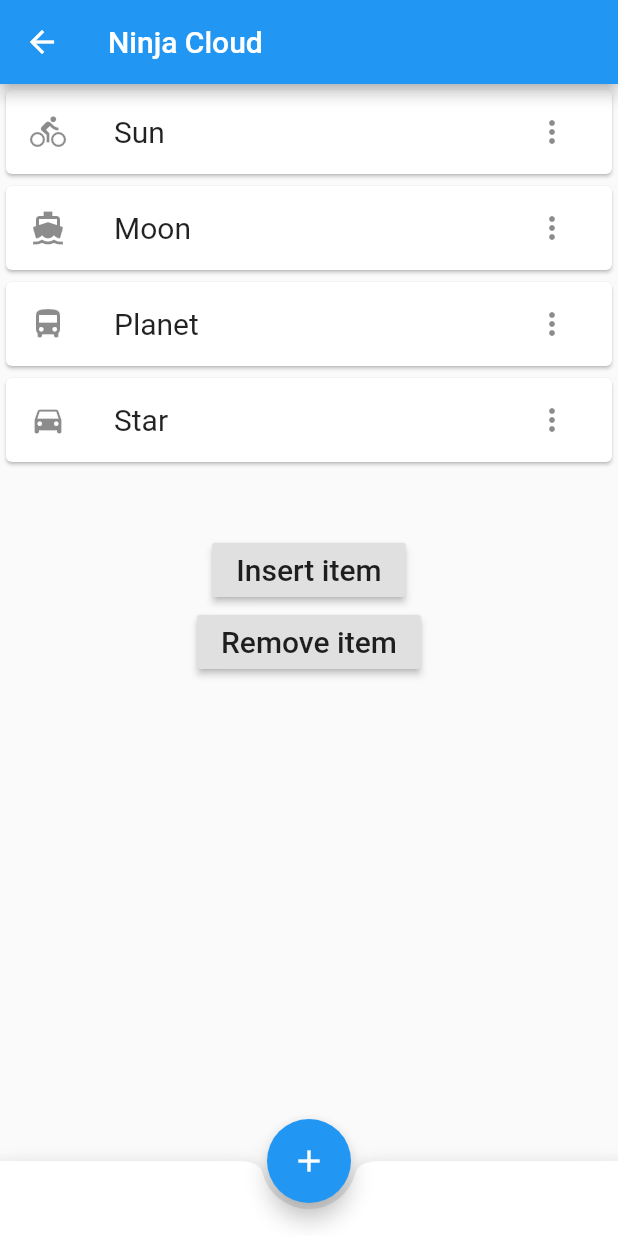
After one commit to shubham8550/NinjaCloud-Client-Flutter, a Flutter app: the home_page screen opened directly, after a tap on "Insert item", after a tap on "Remove item", on a phone screen of 412 x 824 dp. The commit adds this screen. Run offline on Flutter 3.47's test engine with Material 2 defaults, Android fonts, the phone set to English and light mode, and no system bars; our stand-ins replace fluttertoast, rxdart, slider_button.

Commit message:
added  listview gui
[working gui added for home ]

```diff
--- /dev/null
+++ b/lib/screen/home.dart
@@ -0,0 +1,194 @@
+// Flutter code sample for Scaffold
+
+// This example shows a [Scaffold] with an [AppBar], a [BottomAppBar] and a
+// [FloatingActionButton]. The [body] is a [Text] placed in a [Center] in order
+// to center the text within the [Scaffold]. The [FloatingActionButton] is
+// centered and docked within the [BottomAppBar] using
+// [FloatingActionButtonLocation.centerDocked]. The [FloatingActionButton] is
+// connected to a callback that increments a counter.
+//
+// ![](https://flutter.github.io/assets-for-api-docs/assets/material/scaffold_bottom_app_bar.png)
+
+import 'package:flutter/material.dart';
+import 'package:ninjacloud/src/Manager.dart';
+
+
+
+class home_page extends StatefulWidget {
+  home_page({Key key}) : super(key: key);
+
+  @override
+  _MyStatefulWidgetState createState() => _MyStatefulWidgetState();
+}
+
+class _MyStatefulWidgetState extends State<home_page> {
+  int _count = 0;
+
+  Widget build(BuildContext context) {
+    return Scaffold(
+      appBar: AppBar(
+        title: Text('Ninja Cloud'),
+      ),
+      body: file_list(_count),
+
+      bottomNavigationBar: BottomAppBar(
+        shape: const CircularNotchedRectangle(),
+        child: Container(
+          height: 50.0,
+        ),
+      ),
+      floatingActionButton: FloatingActionButton(
+        onPressed: () => setState(() {
+          _count++;
+        }),
+        tooltip: 'Increment Counter',
+        child: Icon(Icons.add),
+      ),
+      floatingActionButtonLocation: FloatingActionButtonLocation.centerDocked,
+    );
+  }
+
+  Widget file_list(int _count){
+   // return Text('You have pressed the button $_count times.');
+    return listbody();
+  }
+
+
+
+
+
+
+}
+
+
+
+
+
+
+
+
+
+class listbody extends StatefulWidget{
+  @override
+  State<StatefulWidget> createState() {
+    // TODO: implement createState
+    return BodyLayoutState();
+  }
+
+}
+
+
+
+
+
+
+ class BodyLayoutState extends State<listbody> {
+
+      // The GlobalKey keeps track of the visible state of the list items
+      // while they are being animated.
+      final GlobalKey<AnimatedListState> _listKey = GlobalKey();
+
+      // backing data
+      List<String> _data = ['Sun', 'Moon', 'Star'];
+
+      final icons = [Icons.directions_bike, Icons.directions_boat,
+        Icons.directions_bus, Icons.directions_car, Icons.directions_railway,
+        Icons.directions_run, Icons.directions_subway, Icons.directions_transit,
+        Icons.directions_walk];
+
+      @override
+      Widget build(BuildContext context) {
+        return Column(
+          children: <Widget>[
+            SizedBox(
+              height: 300,
+              child: AnimatedList(
+                // Give the Animated list the global key
+                key: _listKey,
+                initialItemCount: _data.length,
+                // Similar to ListView itemBuilder, but AnimatedList has
+                // an additional animation parameter.
+                itemBuilder: (context, index, animation) {
+                  // Breaking the row widget out as a method so that we can
+                  // share it with the _removeSingleItem() method.
+                  return _buildItem(_data[index], animation,index);
+                },
+              ),
+            ),
+            RaisedButton(
+              child: Text('Insert item', style: TextStyle(fontSize: 20)),
+              onPressed: () {
+                _insertSingleItem();
+              },
+            ),
+            RaisedButton(
+              child: Text('Remove item', style: TextStyle(fontSize: 20)),
+              onPressed: () {
+                _removeSingleItem();
+              },
+            )
+          ],
+        );
+      }
+
+      // This is the animated row with the Card.
+      Widget _buildItem(String item, Animation animation,int index) {
+        return SizeTransition(
+          sizeFactor: animation,
+          child: Card(
+            child: ListTile(
+              trailing: menu_items(index),
+              leading: Icon(icons[index]),
+              title: Text(
+                item,
+                style: TextStyle(fontSize: 20),
+              ),
+            ),
+          ),
+        );
+      }
+
+     Widget menu_items(int index){
+        return PopupMenuButton<int>(
+          onSelected: (val){
+              toast('button ${val} selected of number ${index}');
+          },
+          itemBuilder: (context) => [
+                PopupMenuItem(
+                  value: 1,
+                  child: Text("Download"),
+                ),
+                PopupMenuItem(
+                  value: 2,
+                  child: Text("Share"),
+                ),
+                PopupMenuItem(
+                  value: 3,
+                  child: Text("Delete"),
+                ),
+              ],
+        );
+      }
+      void _insertSingleItem() {
+        String newItem = "Planet";
+        // Arbitrary location for demonstration purposes
+        int insertIndex = 2;
+        // Add the item to the data list.
+        _data.insert(insertIndex, newItem);
+        // Add the item visually to the AnimatedList.
+        _listKey.currentState.insertItem(insertIndex);
+      }
+
+      void _removeSingleItem() {
+        int removeIndex = 2;
+        // Remove item from data list but keep copy to give to the animation.
+        String removedItem = _data.removeAt(removeIndex);
+        // This builder is just for showing the row while it is still
+        // animating away. The item is already gone from the data list.
+        AnimatedListRemovedItemBuilder builder = (context, animation) {
+          return _buildItem(removedItem, animation,removeIndex);
+        };
+        // Remove the item visually from the AnimatedList.
+        _listKey.currentState.removeItem(removeIndex, builder);
+      }
+    }
--- a/lib/src/bloc.dart
+++ b/lib/src/bloc.dart
@@ -1,4 +1,5 @@
 import 'dart:async';
+import 'package:flutter/cupertino.dart';
 import 'package:ninjacloud/src/Manager.dart';
 import 'package:rxdart/rxdart.dart';
 
@@ -24,15 +25,17 @@ class Block extends Validators {
   Function(String) get changeUsername => _username.sink.add;
 
   Function(String) get changepassword => _password.sink.add;
-  submit()async{
+  submit(BuildContext context)async{
     final validUsername =_username.value;
     final validpassword= _password.value;
+     Navigator.pushNamed(context, '/home');
     //print('------------'+validUsername+'---'+validpassword);
     if(await loginAccount(validUsername, validpassword)==true){
       //print("Login Successsssssssssssssssssssssssss");
     }else{
       //print("Login Fiellllldddd");
     }
+
   }
   dispose() {
     _email.close();
--- a/lib/src/login.dart
+++ b/lib/src/login.dart
@@ -1,3 +1,5 @@
+
+
 import 'package:flutter/material.dart';
 import 'bloc.dart';
 import 'dart:async';
@@ -81,14 +83,14 @@ class Login extends StatelessWidget {
   Widget submitButton() {
     return StreamBuilder(
       stream: bloc.submitValid,
-      builder: (BuildContext, snapshot) {
+      builder: (BuildContext context, snapshot) {
         return RaisedButton(
           child: Text('Login'),
           color: Colors.white70,
           onPressed: snapshot.hasData
               ? () {
                   print("value submitting");
-                  bloc.submit();
+                  bloc.submit(context);
                 }
               : null,
         );
```
Also changed, not shown: lib/src/app.dart (+25 -4 lines), 1 other file.
